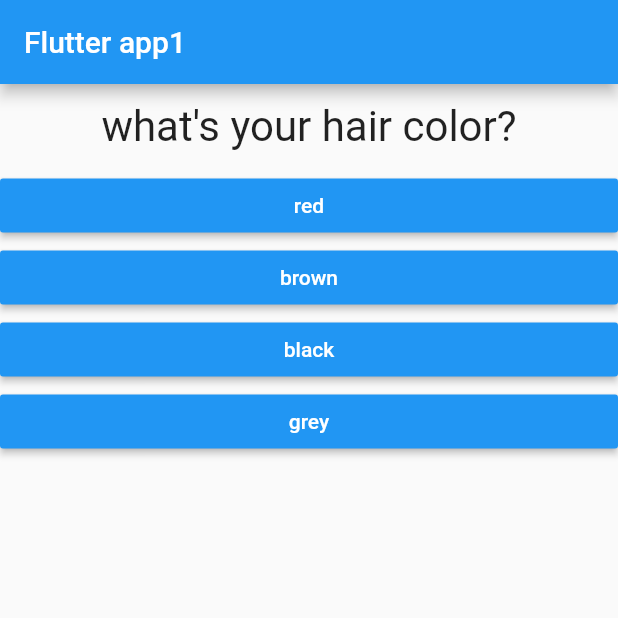
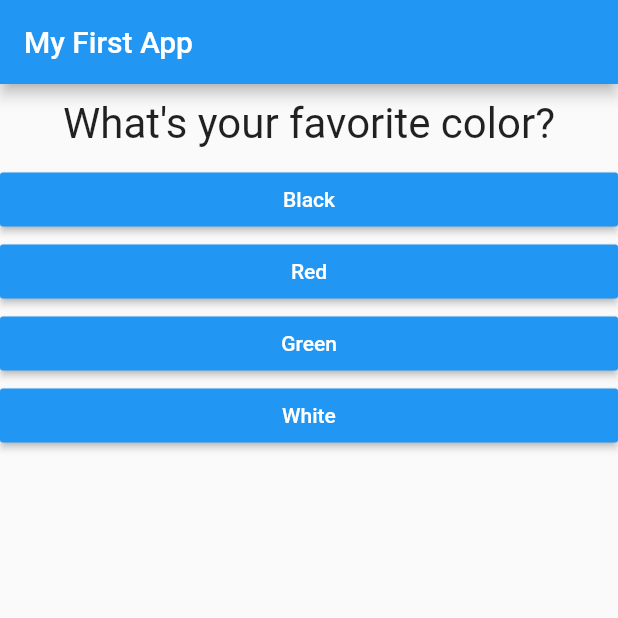
Before and after one commit to tolalitnegi/flutter_examples_handson, a Flutter app: the screen it shows after launch, on a phone screen of 412 x 824 dp, the top half of it. Run offline on Flutter 3.47's test engine with Material 2 defaults, Android fonts, the light colour scheme and no system bars.

Commit message:
quiz completed

```diff
--- a/lib/MyAppStateless.dart
+++ /dev/null
@@ -1,67 +0,0 @@
-import 'package:flutter/material.dart';
-
-void main() {
-  var myapp = new MyWidgetsApp();
-  runApp(
-      myapp); // runApp also from top package flutter , calls the build method
-  // runApp(myapp);
-}
-
-// or use arrow function
-// void main() => runApp(MyWidgetsApp());
-
-/**
- * Class with widgets
- * flutter is all about widgets
- * StatelessWidget from package:flutter/material.dart
- * or StatefulWidget
- */
-class MyWidgetsApp extends StatelessWidget {
-  var idx = 0;
-  var questions = ["what's your hair color?",  "What's your eye color?"];
-
-  void answerHandler() {
-    if (idx == 1) {
-      idx = 0;
-    } else {
-      idx++;
-    }
-  }
-
-  /**
-   * build method has to be overriden / implemented here which returns a widget of MaterialApp
-   * which has a nested widget Text rendered as home
-   */
-  @override
-  Widget build(BuildContext context) {
-    return MaterialApp(
-      home: Scaffold(
-          appBar: AppBar(
-            title: Text('Flutter app1'),
-          ), // header trailing comma for formatting
-          body: Column(
-            children: [
-              Text(questions[idx]),
-              RaisedButton(
-                child: Text('Black'),
-                onPressed: answerHandler,
-              ),
-              RaisedButton(
-                child: Text('Grey'),
-                onPressed: answerHandler,
-              ),
-              RaisedButton(
-                child: Text('Brown'),
-                onPressed: answerHandler,
-              ),
-            ],
-          )
-          // body: Text('Body of the app'),
-
-          ),
-    );
-    // return MaterialApp(home: Text('Hello world'),);
-    // // TODO: implement build
-    // throw UnimplementedError();
-  }
-}
--- a/lib/answer.dart
+++ b/lib/answer.dart
@@ -1,9 +1,10 @@
 import 'package:flutter/material.dart';
 
 class Answer extends StatelessWidget {
-  final Function onClickHandler ; // final can change intiailly once, but const doesnt , run time vs compile time
-  final String answerString;
-  Answer(this.onClickHandler, this.answerString); // _answerHandler is recived into this.onClickHandler
+  final Function selectHandler;
+  final String answerText;
+
+  Answer(this.selectHandler, this.answerText);
 
   @override
   Widget build(BuildContext context) {
@@ -12,9 +13,9 @@ class Answer extends StatelessWidget {
       child: RaisedButton(
         color: Colors.blue,
         textColor: Colors.white,
-        child: Text(answerString),
-        onPressed: onClickHandler,
-      )
+        child: Text(answerText),
+        onPressed: selectHandler,
+      ),
     );
   }
 }
--- a/lib/main.dart
+++ b/lib/main.dart
@@ -1,86 +1,99 @@
 import 'package:flutter/material.dart';
-import './question.dart';
-import './answer.dart';
 
-void main() {
-  var myapp = new MyWidgetsApp();
-  runApp(
-      myapp); // runApp also from top package flutter , calls the build method
-  // runApp(myapp);
-}
+import './quiz.dart';
+import './result.dart';
+// void main() {
+//   runApp(MyApp());
+// }
 
-// or use arrow function
-// void main() => runApp(MyWidgetsApp());
+void main() => runApp(MyApp());
 
-/**
- * Class with widgets
- * flutter is all about widgets
- * StatelessWidget from package:flutter/material.dart
- * or StatefulWidget
- */
-class MyWidgetsApp extends StatefulWidget {
+class MyApp extends StatefulWidget {
   @override
   State<StatefulWidget> createState() {
-    return _MyWidgetsAppState(); // connection to State class
+    // TODO: implement createState
+    return _MyAppState();
   }
 }
 
-/**
- * _ to make the class private
- * so that the state is not accessible outside this file
- */
-class _MyWidgetsAppState extends State<MyWidgetsApp> {
-  var idx = 0;
-  final questions = const [
-    // final question but the list[] is const
+class _MyAppState extends State<MyApp> {
+  final _questions = const [
     {
-      'questionText': "what's your hair color?",
-      'answers': ['red', 'brown', 'black', 'grey']
+      'questionText': 'What\'s your favorite color?',
+      'answers': [
+        {'text': 'Black', 'score': 2},
+        {'text': 'Red', 'score': 5},
+        {'text': 'Green', 'score': 3},
+        {'text': 'White', 'score': 1},
+      ],
     },
     {
-      'questionText': "what's your fav subject?",
-      'answers': ['science', 'maths', 'computer', 'history']
+      'questionText': 'What\'s your favorite animal?',
+      'answers': [
+        {'text': 'Rabbit', 'score': 3},
+        {'text': 'Snake', 'score': 11},
+        {'text': 'Elephant', 'score': 5},
+        {'text': 'Lion', 'score': 9},
+      ],
+    },
+    {
+      'questionText': 'Who\'s your favorite SportsPerson?',
+      'answers': [
+        {'text': 'Messi', 'score': 1},
+        {'text': 'Ronaldo', 'score': 2},
+        {'text': 'Bolt', 'score': 3},
+        {'text': 'LeBron', 'score': 2},
+      ],
     },
   ];
+  var _questionIndex = 0;
+  var _totalScore = 0;
 
-  void _answerHandler() {
-    void updateIdx() {
-      if (idx == 1) {
-        idx = 0;
-      } else {
-        idx++;
-      }
-    }
-
-    setState(
-        updateIdx); // calls the build method , flutter efficiently renders only the changes
+  void _resetQuiz() {
+    setState(() {
+      _questionIndex = 0;
+      _totalScore = 0;
+    });
   }
 
-  /**
-   * build method has to be overriden / implemented here which returns a widget of MaterialApp
-   * which has a nested widget Text rendered as home
-   */
+  void _answerQuestion(int score) {
+    // var aBool = true;
+    // aBool = false;
+
+    _totalScore += score;
+
+    setState(() {
+      _questionIndex = _questionIndex + 1;
+    });
+    print(_questionIndex);
+    if (_questionIndex < _questions.length) {
+      print('We have more questions!');
+    } else {
+      print('No more questions!');
+    }
+  }
+
   @override
   Widget build(BuildContext context) {
+    // var dummy = const ['Hello'];
+    // dummy.add('Max');
+    // print(dummy);
+    // dummy = [];
+    // questions = []; // does not work if questions is a const
+
     return MaterialApp(
       home: Scaffold(
-          appBar: AppBar(
-            title: Text('Flutter app1'),
-          ), // header trailing comma for formatting
-          body: Column(
-            children: [
-              Question(questions[idx]['questionText']),
-              ...(questions[idx]['answers'] as List<String>).map((ans) {
-                return Answer(_answerHandler, ans);
-              }).toList()
-            ],
-          )
-          // body: Text('Body of the app'),
-
-          ),
+        appBar: AppBar(
+          title: Text('My First App'),
+        ),
+        body: _questionIndex < _questions.length // a way of ourting if the index is less show quiz else show Result
+            ? Quiz(
+                answerQuestion: _answerQuestion,
+                questionIndex: _questionIndex,
+                questions: _questions,
+              )
+            : Result(_totalScore, _resetQuiz),
+      ),
     );
-    // return MaterialApp(home: Text('Hello world'),);
-    // // TODO: implement build
-    // throw UnimplementedError();
   }
 }
--- a/lib/question.dart
+++ b/lib/question.dart
@@ -1,23 +1,19 @@
 import 'package:flutter/material.dart';
 
 class Question extends StatelessWidget {
-  final String
-      questionText; // final means , the variable will never change once initialized
-  // so one time change only
+  final String questionText;
 
-  Question(
-      this.questionText); // constructor same as this.questionText = questionText
+  Question(this.questionText);
+
   @override
   Widget build(BuildContext context) {
     return Container(
-      width: double.infinity, // like width:100%;
-      margin: EdgeInsets.all(10), // 10 device px margin:10px
-      padding: EdgeInsets.all(2) ,
-
+      width: double.infinity,
+      margin: EdgeInsets.all(10),
       child: Text(
         questionText,
         style: TextStyle(fontSize: 28),
-        textAlign: TextAlign.center, // ENUM
+        textAlign: TextAlign.center,
       ),
     );
   }
--- /dev/null
+++ b/lib/quiz.dart
@@ -0,0 +1,30 @@
+import 'package:flutter/material.dart';
+
+import './question.dart';
+import './answer.dart';
+
+class Quiz extends StatelessWidget {
+  final List<Map<String, Object>> questions;
+  final int questionIndex;
+  final Function answerQuestion;
+
+  Quiz({
+    @required this.questions,
+    @required this.answerQuestion,
+    @required this.questionIndex,
+  });
+
+  @override
+  Widget build(BuildContext context) {
+    return Column(
+      children: [
+        Question(
+          questions[questionIndex]['questionText'],
+        ),
+        ...(questions[questionIndex]['answers'] as List<Map<String, Object>>).map((answer) {
+          return Answer(() => answerQuestion(answer['score']), answer['text']);
+        }).toList()
+      ],
+    );
+  }
+}
```
Also changed, not shown: lib/result.dart (added, +44 -0 lines).
